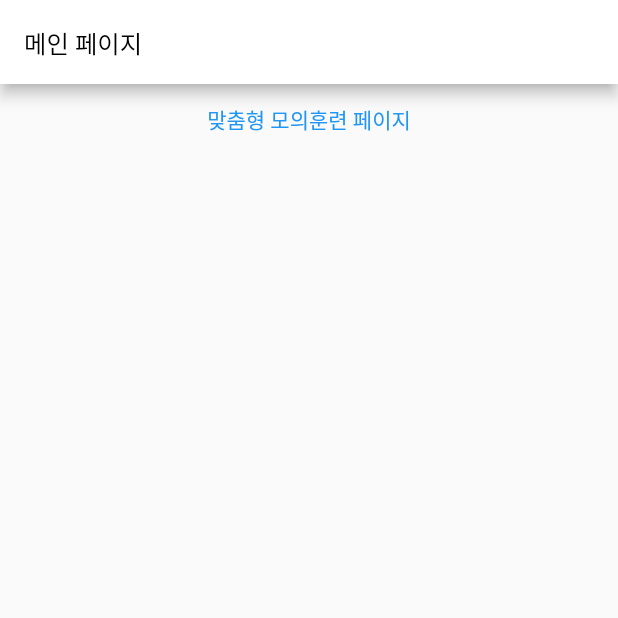
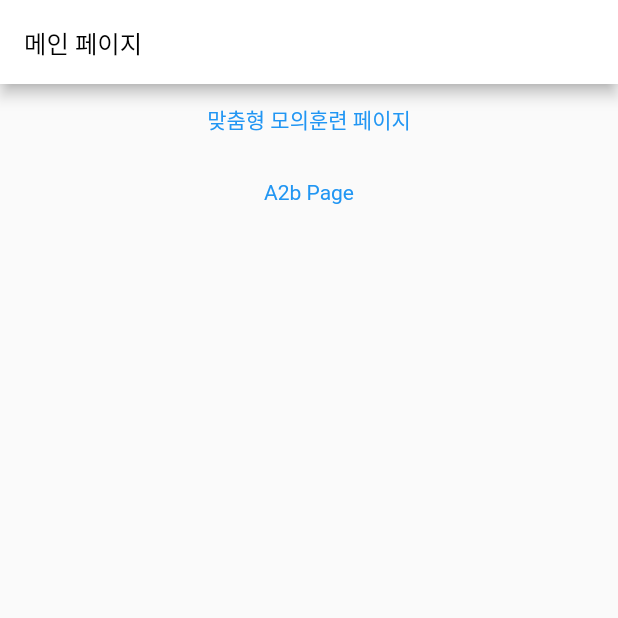
Before and after one commit to someng2/PhishingKatPlus, a Flutter app: the screen it shows after launch, on a phone screen of 412 x 824 dp, the top half of it. Run offline on Flutter 3.47's test engine with Material 2 defaults, Android fonts, the phone set to English and light mode, and no system bars; our stand-ins replace flutter_screenutil, get, percent_indicator; missing offline and left inert: loading_overlay_pro.

Commit message:
[UPDATE] A2bPage.dart

```diff
--- a/lib/view/HomePage.dart
+++ b/lib/view/HomePage.dart
@@ -30,7 +30,12 @@ class _HomePageState extends State<HomePage> {
                   Get.to(SimulationPage());
                 },
               ),
-
+              TextButton(
+                child: Text('A2b Page'),
+                onPressed: () {
+                  Get.toNamed('/A2b');
+                },
+              )
             ],
           ),
         ));
--- a/lib/view/customWidget/A2/A2bPage.dart
+++ b/lib/view/customWidget/A2/A2bPage.dart
@@ -35,7 +35,7 @@ class _A2bPageState extends State<A2bPage> with TickerProviderStateMixin {
     return Scaffold(
         appBar: AppBar(
           elevation: 0,
-          leading: Icon(Icons.navigate_before),
+          leading: Container(),
           actions: [
             Container(
               padding: EdgeInsets.only(right: 24.w),
--- a/pubspec.yaml
+++ b/pubspec.yaml
@@ -72,6 +72,7 @@ flutter:
     - image/number3Icon.png
     - image/threeDots.png
     - image/threeDots2.png
+    - image/leftArrowIcon.png
 
   # An image asset can refer to one or more resolution-specific "variants", see
   # https://flutter.dev/assets-and-images/#resolution-aware.
```
Also changed, not shown: image/leftArrowIcon.png (added).
